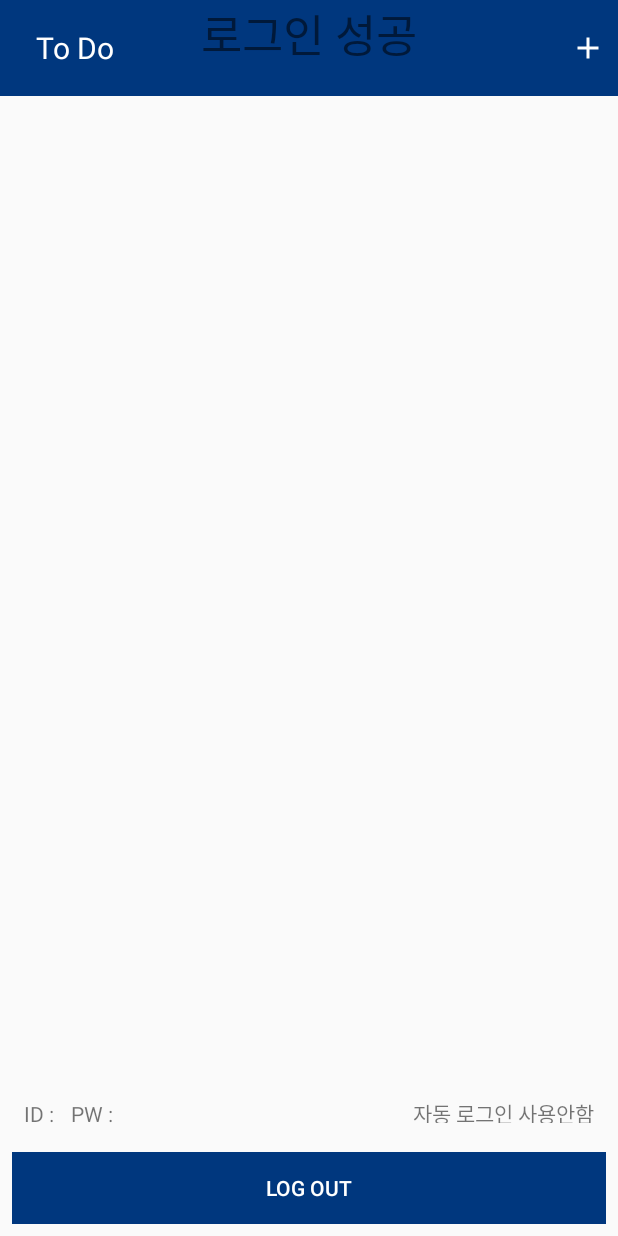
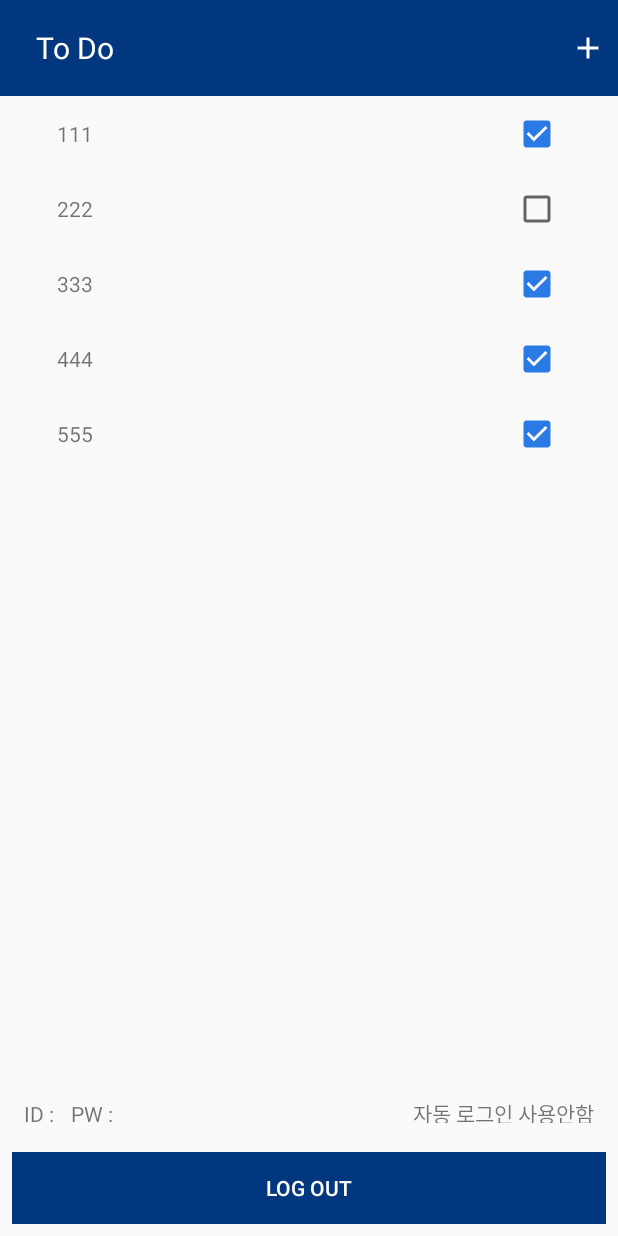
Before and after one commit to boarderYuki/AOS_study_0001, an Android app: the ResultActivity screen opened directly, with no data from a screen before it, on a phone screen of 412 x 824 dp. Run offline under Robolectric (Android 15) with nearby library versions, the phone set to English and light mode, and no system bars; libraries missing offline, so code that uses them is left out: es.dmoral.toasty, io.realm; 3 statements that could not run were skipped.

Commit message:
리사이클뷰 / 타임스탬프

```diff
--- a/app/build.gradle
+++ b/app/build.gradle
@@ -10,7 +10,7 @@ android {
     compileSdkVersion 27
     defaultConfig {
         applicationId "io.indexpath.study_001"
-        minSdkVersion 21
+        minSdkVersion 26
         targetSdkVersion 27
         versionCode 1
         versionName "1.0"
@@ -40,11 +40,11 @@ dependencies {
     implementation 'com.github.GrenderG:Toasty:1.3.0'
     //RX
     implementation 'com.jakewharton.rxbinding2:rxbinding-kotlin:2.1.1'
-
     // Anko Commons
     implementation "org.jetbrains.anko:anko-commons:$anko_version"
     // Appcompat-v7 (only Anko Commons)
     implementation "org.jetbrains.anko:anko-appcompat-v7-commons:$anko_version"
     // Support-v4 (only Anko Commons)
     implementation "org.jetbrains.anko:anko-support-v4-commons:$anko_version"
+    implementation 'com.android.support:recyclerview-v7:27.1.1'
 }
--- a/app/src/main/java/io/indexpath/study_001/ResultActivity.kt
+++ b/app/src/main/java/io/indexpath/study_001/ResultActivity.kt
@@ -1,18 +1,39 @@
 package io.indexpath.study_001
 
 import android.content.Context
+import android.content.DialogInterface
 import android.os.Bundle
+import android.support.v7.app.AlertDialog
 import android.support.v7.app.AppCompatActivity
+import android.support.v7.widget.LinearLayoutManager
+import android.support.v7.widget.RecyclerView
+import android.view.LayoutInflater
+import android.view.View
+import android.view.ViewGroup
+import android.widget.CheckBox
+import android.widget.TextView
 import android.widget.Toast
 import es.dmoral.toasty.Toasty
+import io.realm.Realm
+import io.realm.RealmConfiguration
 import kotlinx.android.synthetic.main.activity_result.*
+import kotlinx.android.synthetic.main.dialog_custom.view.*
 import org.jetbrains.anko.startActivity
+import java.time.LocalDateTime
+import java.time.format.DateTimeFormatter
+import java.time.format.FormatStyle
 
 class ResultActivity : AppCompatActivity() {
 
     override fun onCreate(savedInstanceState: Bundle?) {
         super.onCreate(savedInstanceState)
         setContentView(R.layout.activity_result)
+
+        Realm.init(this)
+        val config = RealmConfiguration.Builder().name("person.realm").build()
+        val realm = Realm.getInstance(config)
+
+
 
         /** 로그인 한 유저 정보 출력 */
         val myPref = getSharedPreferences("myPref", Context.MODE_PRIVATE)
@@ -39,5 +60,148 @@ class ResultActivity : AppCompatActivity() {
             Toasty.success(this, "로그아웃 되었습니다.", Toast.LENGTH_SHORT, true).show()
         }
 
+        btnAddTodo.setOnClickListener {
+
+            val dialog = AlertDialog.Builder(this)
+            val dialogView = layoutInflater.inflate(R.layout.dialog_custom, null)
+            val todoText = dialogView.textViewTodo.text
+
+            dialog.setView(dialogView)
+            dialog.setCancelable(false)
+            dialog.setPositiveButton("OK", { dialogInterface: DialogInterface, i: Int -> })
+            dialog.setNegativeButton("CANCEL", { dialogInterface: DialogInterface, i: Int -> })
+
+            val customDialog = dialog.create()
+            customDialog.show()
+
+
+            customDialog.getButton(AlertDialog.BUTTON_POSITIVE).setOnClickListener({
+                if (todoText.isNotBlank()) {
+                    val finalTodoText = removeExtraWhiteSpaces(todoText.toString())
+
+
+
+                    /** 렘에 회원정보 저장 */
+                    realm.beginTransaction()
+                    //val contentDB = realm.where(Todo::class.java)
+                    //val number = realm.where(Person::class.java).count() + 1
+
+
+                    var loginUserName = myPref.getString("id", "")
+                    //var person = realm.where(Person::class.java).equalTo("userId", "$loginUserName").findAll()
+                    //val person = realm.createObject(Person::class.java)
+
+                    //val todoDB = realm.createObject(Todo::class.java)
+
+//                    todoDB.content = finalTodoText.toString()
+//                    todoDB.isFinish = false
+//                    person.todoList
+
+                    val number = realm.where(TodoList::class.java).count() + 1
+                    val todoDB = realm.createObject(TodoList::class.java)
+                    todoDB.id = number
+                    todoDB.owner = loginUserName
+                    todoDB.content = finalTodoText
+                    todoDB.isFinish = false
+
+                    realm.commitTransaction()
+
+                    // 타임스탬프 미니멈 API 26
+                    val current = LocalDateTime.now()
+                    val formatter = DateTimeFormatter.ofLocalizedDate(FormatStyle.SHORT)
+                    val formatted = current.format(formatter)
+
+                    Toasty.success(this, "Current : $formatted :: $loginUserName :: $finalTodoText", Toast.LENGTH_SHORT, true).show()
+                    customDialog.dismiss()
+
+                } else {
+                    //Toast.makeText(baseContext, "내용이 없습니다.", Toast.LENGTH_LONG).show()
+                    Toasty.error(this, "내용이 없습니다.", Toast.LENGTH_SHORT, true).show()
+                }
+            })
+        }
+
+//        btnAddTodo.setOnClickListener {
+////            val mDialogView = LayoutInflater.from(this).inflate(R.layout.dialog_custom, null)
+////            val mBuilder = AlertDialog.Builder(this)
+////                    .setView(mDialogView)
+////                    //.setTitle("input todo")
+////
+////            val mAlertDialog = mBuilder.show()
+//
+//
+////            todoAlert.setButton(AlertDialog.BUTTON_POSITIVE, "OK", {
+////                _,_ ->
+////
+////                val text = todoAlert.textViewTodo.text
+////                Toast.makeText(this, "text : $text", Toast.LENGTH_LONG).show()
+////            })
+////
+////            todoAlert.setButton(AlertDialog.BUTTON_NEGATIVE, "CANCEL", {
+////                _,_ ->
+////                todoAlert.dismiss()
+////            })
+//
+//            todoAlert.show()
+//        }
+
+
+        recyclerView.adapter = MainRecyclerViewAdapter()
+        recyclerView.layoutManager = LinearLayoutManager(this)
+
+
     }
+
+
+    class MainRecyclerViewAdapter : RecyclerView.Adapter<RecyclerView.ViewHolder>() {
+
+        var todoLists = arrayOf("111", "222", "333", "444", "555")
+
+        var todoBoolean = arrayOf(true, false, true, true, true)
+
+        override fun onCreateViewHolder(parent: ViewGroup, viewType: Int): RecyclerView.ViewHolder {
+            var view = LayoutInflater.from(parent!!.context).inflate(R.layout.cell_layout, parent,false)
+            return CustomViewHolder(view)
+        }
+
+        class CustomViewHolder(view: View?) : RecyclerView.ViewHolder(view) {
+            var textview : TextView? = null
+            var cellCheckBox : CheckBox? = null
+
+            init {
+                textview = view!!.findViewById(R.id.todoContent)
+                cellCheckBox = view.findViewById(R.id.cellCheckBox)
+
+            }
+        }
+
+        override fun getItemCount(): Int {
+            return todoLists.size
+        }
+
+        override fun onBindViewHolder(holder: RecyclerView.ViewHolder, position: Int) {
+            var view = holder as CustomViewHolder
+            view.textview!!.text = todoLists[position]
+            view.cellCheckBox!!.setChecked(todoBoolean[position])
+        }
+
+    }
+
+
+    fun removeExtraWhiteSpaces(value: String): String {
+
+        var result = ""
+        var prevChar = ""
+
+        for ( char in value ) {
+
+            if ( (prevChar == " " && char == ' ').not() ) {
+                result += char
+            }
+            prevChar = char.toString()
+        }
+
+        return result
+    }
+
 }
--- a/app/src/main/res/layout/activity_result.xml
+++ b/app/src/main/res/layout/activity_result.xml
@@ -46,18 +46,6 @@
     </android.support.v7.widget.Toolbar>
 
     <TextView
-        android:id="@+id/loginResult"
-        android:layout_width="368dp"
-        android:layout_height="wrap_content"
-        android:gravity="center_vertical"
-        android:text="@string/auccessLogin"
-        android:textAlignment="center"
-        android:textSize="30sp"
-        app:layout_constraintEnd_toEndOf="parent"
-        app:layout_constraintStart_toStartOf="parent"
-        tools:layout_editor_absoluteY="93dp" />
-
-    <TextView
         android:id="@+id/loginPassword"
         android:layout_width="wrap_content"
         android:layout_height="wrap_content"
@@ -99,7 +87,7 @@
         app:layout_constraintStart_toEndOf="@+id/loginPassword" />
 
     <ImageButton
-        android:id="@+id/imageButton2"
+        android:id="@+id/btnAddTodo"
         android:layout_width="wrap_content"
         android:layout_height="wrap_content"
         android:layout_marginBottom="8dp"
@@ -128,4 +116,13 @@
         app:layout_constraintEnd_toEndOf="parent"
         app:layout_constraintStart_toStartOf="parent" />
 
+    <android.support.v7.widget.RecyclerView
+        android:id="@+id/recyclerView"
+        android:layout_width="384dp"
+        android:layout_height="0dp"
+        app:layout_constraintBottom_toTopOf="@+id/loginUser"
+        app:layout_constraintEnd_toEndOf="parent"
+        app:layout_constraintStart_toStartOf="parent"
+        app:layout_constraintTop_toBottomOf="@+id/toolbar" />
+
 </android.support.constraint.ConstraintLayout>
--- /dev/null
+++ b/app/src/main/res/layout/cell_layout.xml
@@ -0,0 +1,30 @@
+<?xml version="1.0" encoding="utf-8"?>
+<android.support.constraint.ConstraintLayout xmlns:android="http://schemas.android.com/apk/res/android"
+    xmlns:app="http://schemas.android.com/apk/res-auto"
+    xmlns:tools="http://schemas.android.com/tools"
+    android:layout_width="match_parent"
+    android:layout_height="50dp">
+
+    <TextView
+        android:id="@+id/todoContent"
+        android:layout_width="0dp"
+        android:layout_height="20dp"
+        android:layout_marginEnd="16dp"
+        android:layout_marginStart="24dp"
+        android:text="TextView"
+        android:textSize="14sp"
+        app:layout_constraintBottom_toBottomOf="parent"
+        app:layout_constraintEnd_toStartOf="@+id/cellCheckBox"
+        app:layout_constraintHorizontal_bias="0.0"
+        app:layout_constraintStart_toStartOf="parent"
+        app:layout_constraintTop_toTopOf="parent" />
+
+    <CheckBox
+        android:id="@+id/cellCheckBox"
+        android:layout_width="wrap_content"
+        android:layout_height="wrap_content"
+        android:layout_marginEnd="24dp"
+        app:layout_constraintBottom_toBottomOf="parent"
+        app:layout_constraintEnd_toEndOf="parent"
+        app:layout_constraintTop_toTopOf="parent" />
+</android.support.constraint.ConstraintLayout>
--- /dev/null
+++ b/app/src/main/res/menu/main_menu.xml
@@ -0,0 +1,4 @@
+<?xml version="1.0" encoding="utf-8"?>
+<menu xmlns:android="http://schemas.android.com/apk/res/android">
+
+</menu>
```
Also changed, not shown: app/src/main/java/io/indexpath/study_001/Person.kt (+12 -1 lines), app/src/main/res/layout/dialog_custom.xml (added, +43 -0 lines).
